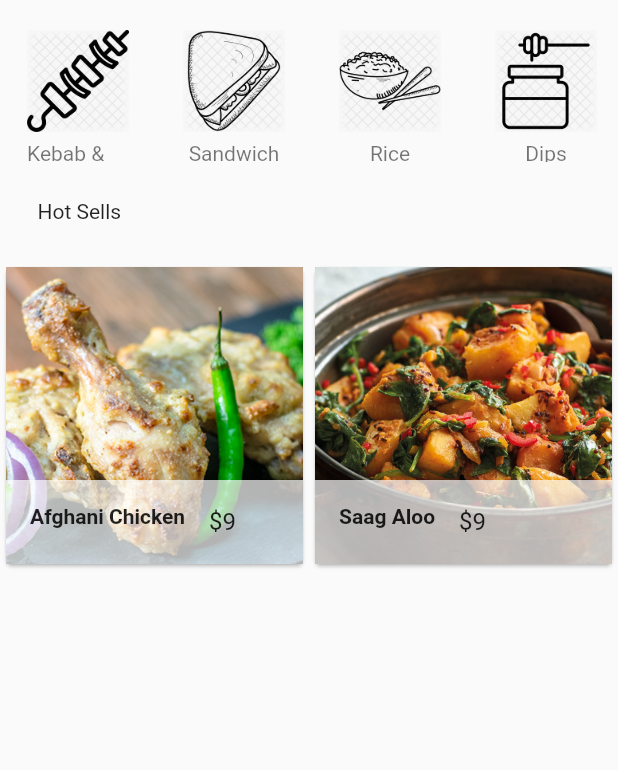
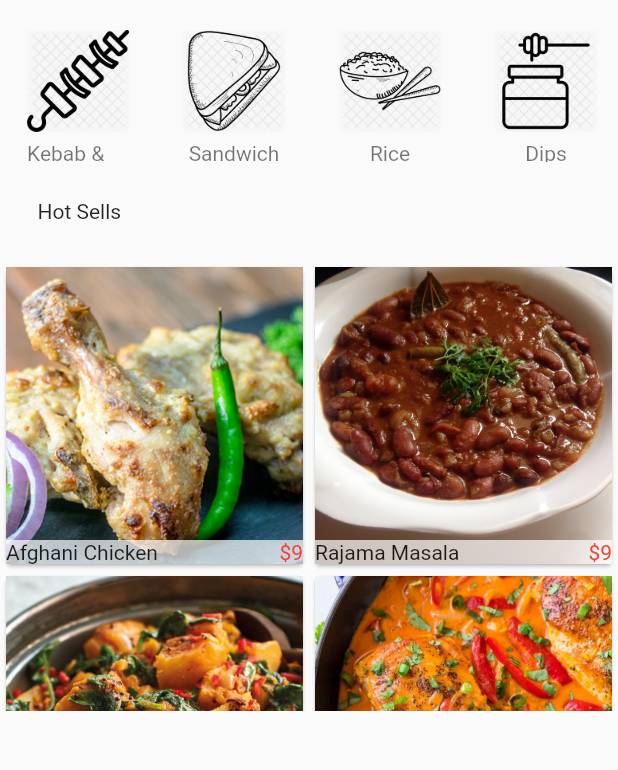
Before and after one commit to varularora/gingergarlic, a Flutter app: the screen it shows after launch, on a phone screen of 412 x 824 dp, the part 420-1190 px from its top. Run offline on Flutter 3.47's test engine with Material 2 defaults, Android fonts, the phone set to English and light mode, and no system bars; drawn by our look-alikes of carousel_pro.

Commit message:
Updated Images

```diff
--- a/lib/components/products.dart
+++ b/lib/components/products.dart
@@ -17,8 +17,18 @@ class _ProductsState extends State<Products> {
       "Price":"9",
     },
     {
+      "Name":"Rajama Masala",
+      "Picture":"images/Rajama_Masala.jpg",
+      "Price":"9",
+    },
+    {
       "Name":"Saag Aloo",
       "Picture":"images/Saag_Aloo.jpg",
+      "Price":"9",
+    },
+    {
+      "Name":"Red Chicken",
+      "Picture":"images/Red_Chicken.jpg",
       "Price":"9",
     },
 
@@ -66,12 +76,14 @@ class Single_product extends StatelessWidget {
            child: GridTile(
                footer: Container(
                  color: Colors.white70,
-          child: ListTile(
-            leading: Text(product_name, style :TextStyle(fontWeight: FontWeight.bold),),
-              title : Text("\$$product_price"),
+          child: new Row(children: <Widget>[
+            Expanded(
+              child: Text(product_name),
+            ),
+            new Text("\$${product_price}", style: TextStyle(color: Colors.red),)
+          ],)
+          ),
 
-          ),
-        ),
         child: Image.asset(product_picture,
         fit: BoxFit.cover,),
            ),
```
Also changed, not shown: lib/pages/product_details.dart (+102 -2 lines).
